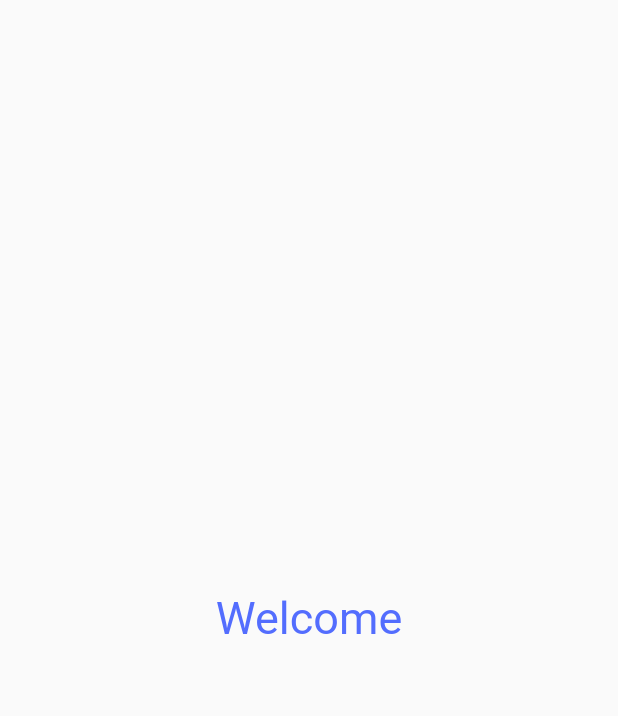
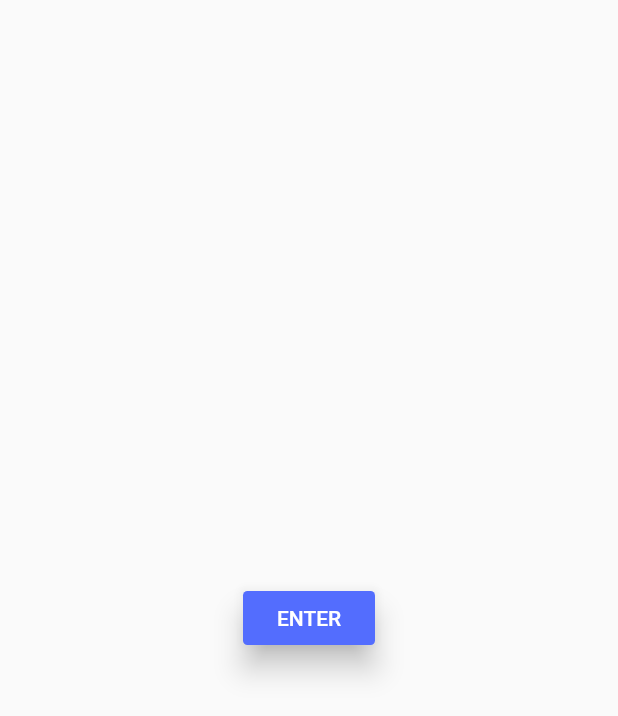
Before and after one commit to lazyelegance/theWord, a Flutter app: the screen it shows after launch, on a phone screen of 412 x 824 dp. Shown: the top 716 px of the screen. Run offline on Flutter 3.47's test engine with Material 2 defaults, Android fonts, the phone set to English and light mode, and no system bars.

Commit message:
adds mock home page

```diff
--- a/lib/app.dart
+++ b/lib/app.dart
@@ -1,25 +1,37 @@
 import 'package:flutter/material.dart';
 
-class TheWordApp extends StatelessWidget {
+import 'home.dart';
+import 'welcome.dart';
+
+class TheWordApp extends StatefulWidget {
   // This widget is the root of your application.
+  @override
+  TheWordAppState createState() {
+    return new TheWordAppState();
+  }
+
+  Route<dynamic> _getRoute(RouteSettings settings) {
+    if (settings.name != '/welcome') {
+      return null;
+    }
+
+    return MaterialPageRoute<void>(
+      settings: settings,
+      builder: (BuildContext context) => WelcomePage(),
+      fullscreenDialog: true,
+    );
+  }
+}
+
+class TheWordAppState extends State<TheWordApp> {
   @override
   Widget build(BuildContext context) {
     return new MaterialApp(
       debugShowCheckedModeBanner: false,
-      title: 'Flutter Demo',
-      theme: new ThemeData(
-        primarySwatch: Colors.indigo,
-      ),
-      home: Scaffold(
-          body: Center(
-        child: Text(
-          'Welcome',
-          style: TextStyle(
-            color: Colors.indigoAccent,
-            fontSize: 30.0,
-          ),
-        ),
-      )),
+      title: 'The Word',
+      home: HomePage(),
+      initialRoute: '/welcome',
+      onGenerateRoute: widget._getRoute,
     );
   }
 }
--- a/fixtures/versedata.dart
+++ b/lib/fixtures/versedata.dart
@@ -1,7 +1,7 @@
 import '../model/verse.dart';
 
 List<Verse> getVerses(String bookName, String chapterId) {
-  const sampleVerse = <Verse>[
+  const sampleVerses = <Verse>[
     Verse(
       bookName: "Ezra",
       bookId: "Ezra",
@@ -211,6 +211,7 @@ List<Verse> getVerses(String bookName, String chapterId) {
       verseId: "21",
       verseText:
           "And I, even I Artaxerxes the king, do make a decree to all the treasurers which are beyond the river, that whatsoever Ezra the priest, the scribe of the law of the God of heaven, shall require of you, it be done speedily, \n\t\t\t",
+      special: true,
     ),
     Verse(
       bookName: "Ezra",
@@ -284,7 +285,7 @@ List<Verse> getVerses(String bookName, String chapterId) {
     )
   ];
 
-  return sampleVerse
+  return sampleVerses
       .where(
           (verse) => verse.bookName == bookName && verse.chapterId == chapterId)
       .toList();
--- /dev/null
+++ b/lib/welcome.dart
@@ -0,0 +1,23 @@
+import 'package:flutter/material.dart';
+
+class WelcomePage extends StatelessWidget {
+  @override
+  Widget build(BuildContext context) {
+    return new Scaffold(
+      body: Center(
+        child: RaisedButton(
+          elevation: 8.0,
+          color: Colors.indigoAccent,
+          textColor: Colors.white,
+          child: Text('ENTER'),
+          onPressed: () {
+            Navigator.pop(context);
+          },
+          shape: RoundedRectangleBorder(
+            borderRadius: BorderRadius.all(Radius.circular(3.0)),
+          ),
+        ),
+      ),
+    );
+  }
+}
```
Also changed, not shown: lib/home.dart (added, +41 -0 lines), lib/model/verse.dart (renamed from model/verse.dart, +6 -3 lines), lib/fixtures/bookdata.dart (renamed from fixtures/bookdata.dart), lib/model/book.dart (renamed from model/book.dart), lib/model/chapter.dart (renamed from model/chapter.dart).
